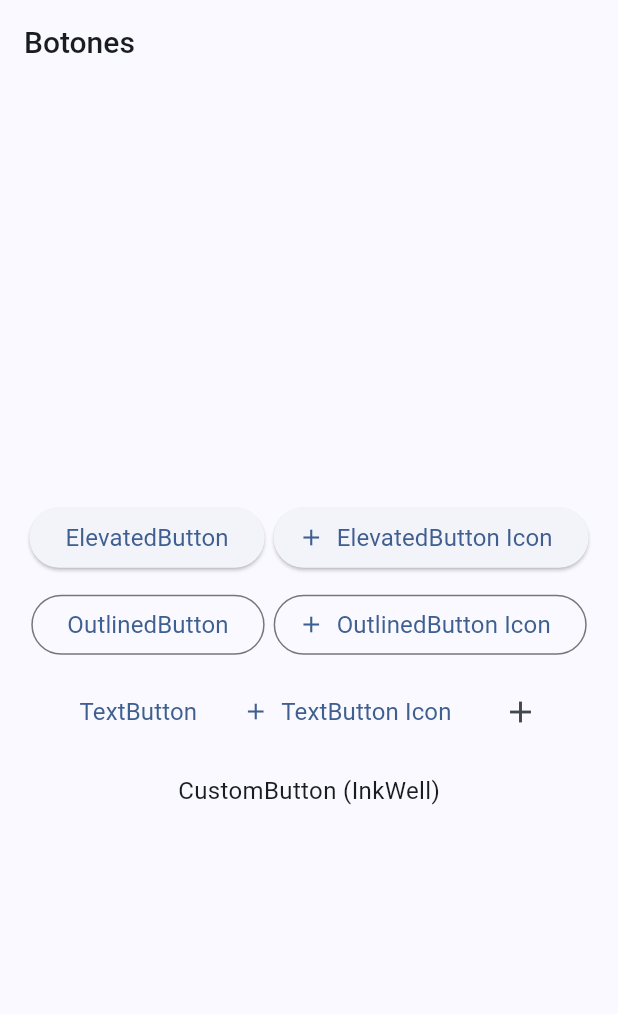
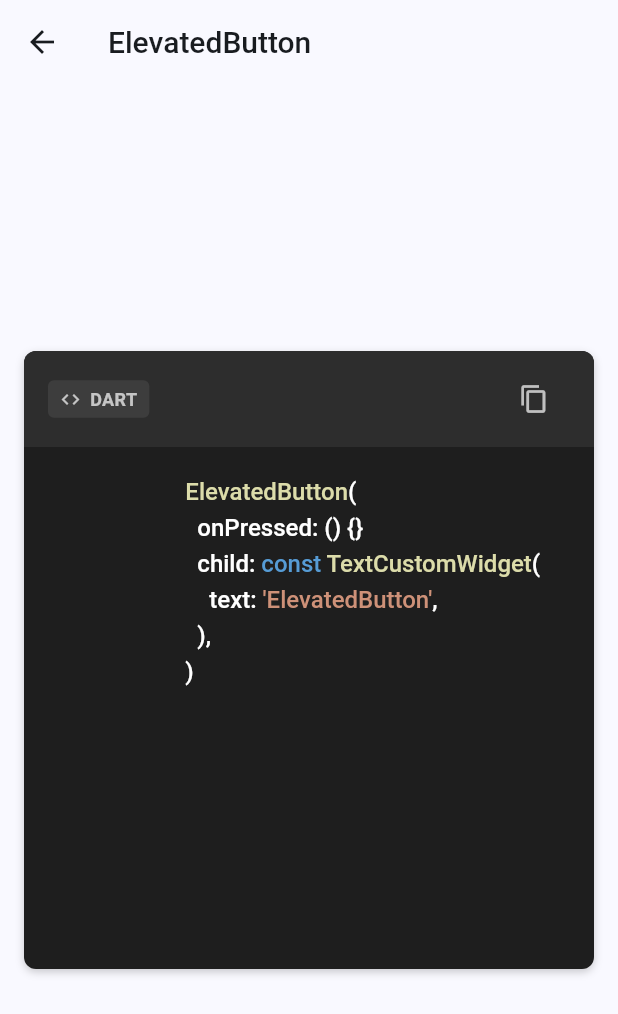
Before and after one commit to Ignaciomanchu1998/Widgets-Flutter, a Flutter app: the ButtonScreen screen opened by its route, after a tap on "ElevatedButton", on a phone screen of 412 x 824 dp. Shown: the top 1014 px of the screen. Run offline on Flutter 3.47's test engine with Material 3 defaults, Android fonts, the phone set to English and light mode, and no system bars; our stand-ins replace go_router.

Commit message:
Agregando screen para preview de codigo.

```diff
--- a/lib/app/presentation/screens/buttons_screen.dart
+++ b/lib/app/presentation/screens/buttons_screen.dart
@@ -1,5 +1,6 @@
 import 'package:flutter/material.dart';
-import 'package:widgets_flutter/app/presentation/widgets/widgets.dart';
+import 'package:go_router/go_router.dart';
+import 'package:widgets_flutter/app/presentation/presentation.dart';
 
 class ButtonScreen extends StatelessWidget {
   const ButtonScreen({super.key});
@@ -38,52 +39,156 @@ class _Body extends StatelessWidget {
         runAlignment: WrapAlignment.center,
         children: [
           ElevatedButton(
-            onPressed: () {},
+            onPressed: () => context.pushNamed(
+              CodeScreenShared.routeName,
+              extra: {
+                'screenName': 'ElevatedButton',
+                'code': '''
+                  ElevatedButton(
+                    onPressed: () {}
+                    child: const TextCustomWidget(
+                      text: 'ElevatedButton',
+                    ),
+                  )
+                '''
+              },
+            ),
             child: const TextCustomWidget(
               text: 'ElevatedButton',
             ),
           ),
           ElevatedButton.icon(
-            onPressed: () {},
+            onPressed: () => context.pushNamed(
+              CodeScreenShared.routeName,
+              extra: {
+                'screenName': 'ElevatedButton Icon',
+                'code': '''
+                  ElevatedButton(
+                    onPressed: () {}
+                    child: const TextCustomWidget(
+                      text: 'ElevatedButton',
+                    ),
+                  )
+                '''
+              },
+            ),
             icon: const Icon(Icons.add),
             label: const TextCustomWidget(
               text: 'ElevatedButton Icon',
             ),
           ),
           OutlinedButton(
-            onPressed: () {},
+            onPressed: () => context.pushNamed(
+              CodeScreenShared.routeName,
+              extra: {
+                'screenName': 'OutlinedButton',
+                'code': '''
+                  ElevatedButton(
+                    onPressed: () {}
+                    child: const TextCustomWidget(
+                      text: 'ElevatedButton',
+                    ),
+                  )
+                '''
+              },
+            ),
             child: const TextCustomWidget(
               text: 'OutlinedButton',
             ),
           ),
           OutlinedButton.icon(
-            onPressed: () {},
+            onPressed: () => context.pushNamed(
+              CodeScreenShared.routeName,
+              extra: {
+                'screenName': 'OutlinedButton Icon',
+                'code': '''
+                  ElevatedButton(
+                    onPressed: () {}
+                    child: const TextCustomWidget(
+                      text: 'ElevatedButton',
+                    ),
+                  )
+                '''
+              },
+            ),
             icon: const Icon(Icons.add),
             label: const TextCustomWidget(
               text: 'OutlinedButton Icon',
             ),
           ),
           TextButton(
-            onPressed: () {},
+            onPressed: () => context.pushNamed(
+              CodeScreenShared.routeName,
+              extra: {
+                'screenName': 'OutlinedButton Icon',
+                'code': '''
+                  ElevatedButton(
+                    onPressed: () {}
+                    child: const TextCustomWidget(
+                      text: 'ElevatedButton',
+                    ),
+                  )
+                '''
+              },
+            ),
             child: const TextCustomWidget(
               text: 'TextButton',
             ),
           ),
           TextButton.icon(
-            onPressed: () {},
+            onPressed: () => context.pushNamed(
+              CodeScreenShared.routeName,
+              extra: {
+                'screenName': 'OutlinedButton Icon',
+                'code': '''
+                  ElevatedButton(
+                    onPressed: () {}
+                    child: const TextCustomWidget(
+                      text: 'ElevatedButton',
+                    ),
+                  )
+                '''
+              },
+            ),
             icon: const Icon(Icons.add),
             label: const TextCustomWidget(
               text: 'TextButton Icon',
             ),
           ),
           IconButton(
-            onPressed: () {},
+            onPressed: () => context.pushNamed(
+              CodeScreenShared.routeName,
+              extra: {
+                'screenName': 'IconButton',
+                'code': '''
+                  ElevatedButton(
+                    onPressed: () {}
+                    child: const TextCustomWidget(
+                      text: 'ElevatedButton',
+                    ),
+                  )
+                '''
+              },
+            ),
             icon: const Icon(Icons.add),
           ),
 
           // CustomButton
           InkWell(
-            onTap: () {},
+            onTap: () => context.pushNamed(
+              CodeScreenShared.routeName,
+              extra: {
+                'screenName': 'CustomButton (InkWell)',
+                'code': '''
+                  ElevatedButton(
+                    onPressed: () {}
+                    child: const TextCustomWidget(
+                      text: 'ElevatedButton',
+                    ),
+                  )
+                '''
+              },
+            ),
             borderRadius: BorderRadius.circular(50),
             child: Container(
               padding: const EdgeInsets.symmetric(vertical: 7, horizontal: 16),
--- a/lib/app/presentation/shared/code_screen_shared.dart
+++ b/lib/app/presentation/shared/code_screen_shared.dart
@@ -1,13 +1,32 @@
 import 'package:flutter/material.dart';
+import 'package:widgets_flutter/app/presentation/presentation.dart';
 
 class CodeScreenShared extends StatelessWidget {
-  const CodeScreenShared({Key? key}) : super(key: key);
+  const CodeScreenShared({
+    super.key,
+    required this.screenName,
+    required this.code,
+  });
+
+  final String screenName;
+  final String code;
+
+  static const routeName = '/code-screen-shared';
 
   @override
   Widget build(BuildContext context) {
-    return const Scaffold(
+    return Scaffold(
+      appBar: AppBar(
+        title: TextCustomWidget(
+          text: screenName,
+          fontSize: 20,
+          fontWeight: FontWeight.w500,
+        ),
+      ),
       body: Center(
-        child: Text('CodeScreenShared'),
+        child: CodeViewer(
+          code: code,
+        ),
       ),
     );
   }
--- /dev/null
+++ b/lib/app/presentation/shared/code_viewer_shared.dart
@@ -0,0 +1,302 @@
+import 'package:flutter/material.dart';
+import 'package:flutter/services.dart';
+
+class CodeViewer extends StatelessWidget {
+  final String code;
+  final String language;
+
+  const CodeViewer({
+    super.key,
+    required this.code,
+    this.language = 'dart',
+  });
+
+  @override
+  Widget build(BuildContext context) {
+    final size = MediaQuery.of(context).size;
+    return Container(
+      margin: const EdgeInsets.all(16),
+      height: size.height * 0.5,
+      decoration: BoxDecoration(
+        color: const Color(0xFF1E1E1E),
+        borderRadius: BorderRadius.circular(8),
+        boxShadow: [
+          BoxShadow(
+            color: Colors.black.withOpacity(0.2),
+            blurRadius: 4,
+            offset: const Offset(0, 2),
+          ),
+        ],
+      ),
+      child: Column(
+        children: [
+          // Barra superior
+          _buildHeader(context),
+          // Contenido del código
+          _buildCodeContent(),
+        ],
+      ),
+    );
+  }
+
+  Widget _buildHeader(BuildContext context) {
+    return Container(
+      padding: const EdgeInsets.symmetric(horizontal: 16, vertical: 8),
+      decoration: const BoxDecoration(
+        color: Color(0xFF2D2D2D),
+        borderRadius: BorderRadius.vertical(top: Radius.circular(8)),
+      ),
+      child: Row(
+        mainAxisAlignment: MainAxisAlignment.spaceBetween,
+        children: [
+          Container(
+            padding: const EdgeInsets.symmetric(horizontal: 8, vertical: 4),
+            decoration: BoxDecoration(
+              color: const Color(0xFF3D3D3D),
+              borderRadius: BorderRadius.circular(4),
+            ),
+            child: Row(
+              children: [
+                const Icon(
+                  Icons.code,
+                  size: 14,
+                  color: Colors.white70,
+                ),
+                const SizedBox(width: 6),
+                Text(
+                  language.toUpperCase(),
+                  style: const TextStyle(
+                    color: Colors.white70,
+                    fontSize: 12,
+                    fontWeight: FontWeight.bold,
+                  ),
+                ),
+              ],
+            ),
+          ),
+          IconButton(
+            icon: const Icon(Icons.copy, color: Colors.white70, size: 20),
+            onPressed: () {
+              Clipboard.setData(ClipboardData(text: code));
+              ScaffoldMessenger.of(context).showSnackBar(
+                const SnackBar(
+                  content: Text('Código copiado al portapapeles'),
+                  duration: Duration(seconds: 2),
+                ),
+              );
+            },
+            tooltip: 'Copiar código',
+          ),
+        ],
+      ),
+    );
+  }
+
+  Widget _buildCodeContent() {
+    return SingleChildScrollView(
+      scrollDirection: Axis.horizontal,
+      child: SingleChildScrollView(
+        child: Container(
+          padding: const EdgeInsets.all(16),
+          child: RichText(
+            textAlign: TextAlign.start,
+            text: TextSpan(
+              style: const TextStyle(
+                fontSize: 16,
+                height: 1.5,
+                color: Colors.white,
+                fontWeight: FontWeight.w500,
+              ),
+              children: _highlightSyntax(code),
+            ),
+          ),
+        ),
+      ),
+    );
+  }
+
+  List<TextSpan> _highlightSyntax(String code) {
+    final List<TextSpan> spans = [];
+    final List<String> lines = code.split('\n');
+
+    for (int i = 0; i < lines.length; i++) {
+      final String line = lines[i];
+      spans.addAll(_processLine(line));
+
+      if (i < lines.length - 1) {
+        spans.add(const TextSpan(text: '\n'));
+      }
+    }
+
+    return spans;
+  }
+
+  List<TextSpan> _processLine(String line) {
+    final List<TextSpan> spans = [];
+
+    // Patrones para diferentes elementos del código
+    final RegExp keywords = RegExp(
+      r'\b(void|int|double|String|var|final|const|class|extends|implements|return|if|else|for|while|do|break|continue|new|try|catch|throw|throws|import|package)\b',
+      multiLine: true,
+    );
+
+    final RegExp strings = RegExp(
+      "('.*?'|\"[^\"]*?\")",
+      multiLine: true,
+    );
+
+    final RegExp comments = RegExp(
+      r'(//.*|/\*.*?\*/)',
+      multiLine: true,
+    );
+
+    final RegExp numbers = RegExp(r'\b\d+\b');
+
+    final RegExp functions = RegExp(r'\b\w+(?=\s*\()');
+
+    String remaining = line;
+    int lastIndex = 0;
+
+    // Procesar comentarios
+    for (final Match match in comments.allMatches(line)) {
+      if (match.start > lastIndex) {
+        spans.add(TextSpan(text: line.substring(lastIndex, match.start)));
+      }
+      spans.add(TextSpan(
+        text: match.group(0),
+        style: const TextStyle(
+          fontSize: 16,
+          color: Color(0xFF6A9955),
+          fontWeight: FontWeight.w500,
+        ),
+      ));
+      lastIndex = match.end;
+    }
+
+    if (lastIndex < line.length) {
+      remaining = line.substring(lastIndex);
+      lastIndex = 0;
+
+      // Procesar strings
+      for (final Match match in strings.allMatches(remaining)) {
+        if (match.start > lastIndex) {
+          spans.addAll(_processCodeSegment(
+            remaining.substring(lastIndex, match.start),
+            keywords,
+            numbers,
+            functions,
+          ));
+        }
+        spans.add(TextSpan(
+          text: match.group(0),
+          style: const TextStyle(
+            fontSize: 16,
+            color: Color(0xFFCE9178),
+            fontWeight: FontWeight.w500,
+          ),
+        ));
+        lastIndex = match.end;
+      }
+
+      if (lastIndex < remaining.length) {
+        spans.addAll(_processCodeSegment(
+          remaining.substring(lastIndex),
+          keywords,
+          numbers,
+          functions,
+        ));
+      }
+    }
+
+    return spans;
+  }
+
+  List<TextSpan> _processCodeSegment(
+    String text,
+    RegExp keywords,
+    RegExp numbers,
+    RegExp functions,
+  ) {
+    final List<TextSpan> spans = [];
+    String remaining = text;
+    int lastIndex = 0;
+
+    // Procesar palabras clave
+    for (final Match match in keywords.allMatches(text)) {
+      if (match.start > lastIndex) {
+        spans.add(TextSpan(text: text.substring(lastIndex, match.start)));
+      }
+      spans.add(
+        TextSpan(
+          text: match.group(0),
+          style: const TextStyle(
+            fontSize: 16,
+            color: Color(0xFF569CD6),
+            fontWeight: FontWeight.w500,
+          ),
+        ),
+      );
+      lastIndex = match.end;
+    }
+
+    if (lastIndex < text.length) {
+      remaining = text.substring(lastIndex);
+      lastIndex = 0;
+
+      // Procesar números
+      for (final Match match in numbers.allMatches(remaining)) {
+        if (match.start > lastIndex) {
+          spans.add(
+            TextSpan(
+              text: remaining.substring(lastIndex, match.start),
+            ),
+          );
+        }
+        spans.add(
+          TextSpan(
+            text: match.group(0),
+            style: const TextStyle(
+              fontSize: 16,
+              color: Color(0xFFB5CEA8),
+              fontWeight: FontWeight.w500,
+            ),
+          ),
+        );
+        lastIndex = match.end;
+      }
+
+      if (lastIndex < remaining.length) {
+        remaining = remaining.substring(lastIndex);
+        lastIndex = 0;
+
+        // Procesar funciones
+        for (final Match match in functions.allMatches(remaining)) {
+          if (match.start > lastIndex) {
+            spans.add(
+              TextSpan(
+                text: remaining.substring(lastIndex, match.start),
+              ),
+            );
+          }
+          spans.add(
+            TextSpan(
+              text: match.group(0),
+              style: const TextStyle(
+                fontSize: 16,
+                color: Color(0xFFDCDCAA),
+                fontWeight: FontWeight.w500,
+              ),
+            ),
+          );
+          lastIndex = match.end;
+        }
+
+        if (lastIndex < remaining.length) {
+          spans.add(TextSpan(text: remaining.substring(lastIndex)));
+        }
+      }
+    }
+
+    return spans;
+  }
+}
--- a/lib/app/presentation/shared/shared.dart
+++ b/lib/app/presentation/shared/shared.dart
@@ -1 +1,2 @@
 export 'code_screen_shared.dart';
+export 'code_viewer_shared.dart';
--- a/lib/config/routes/app_route.dart
+++ b/lib/config/routes/app_route.dart
@@ -1,6 +1,6 @@
 // GoRouter configuration
 import 'package:go_router/go_router.dart';
-import 'package:widgets_flutter/app/presentation/screens/screens.dart';
+import 'package:widgets_flutter/app/presentation/presentation.dart';
 
 final appRouter = GoRouter(
   initialLocation: '/',
@@ -15,5 +15,17 @@ final appRouter = GoRouter(
       name: ButtonScreen.routeName,
       builder: (context, state) => const ButtonScreen(),
     ),
+    GoRoute(
+      path: '/code-screen-shared',
+      name: CodeScreenShared.routeName,
+      builder: (context, state) {
+        final args = state.extra as Map<String, dynamic>;
+
+        return CodeScreenShared(
+          screenName: args['screenName'],
+          code: args['code'],
+        );
+      },
+    ),
   ],
 );
```
